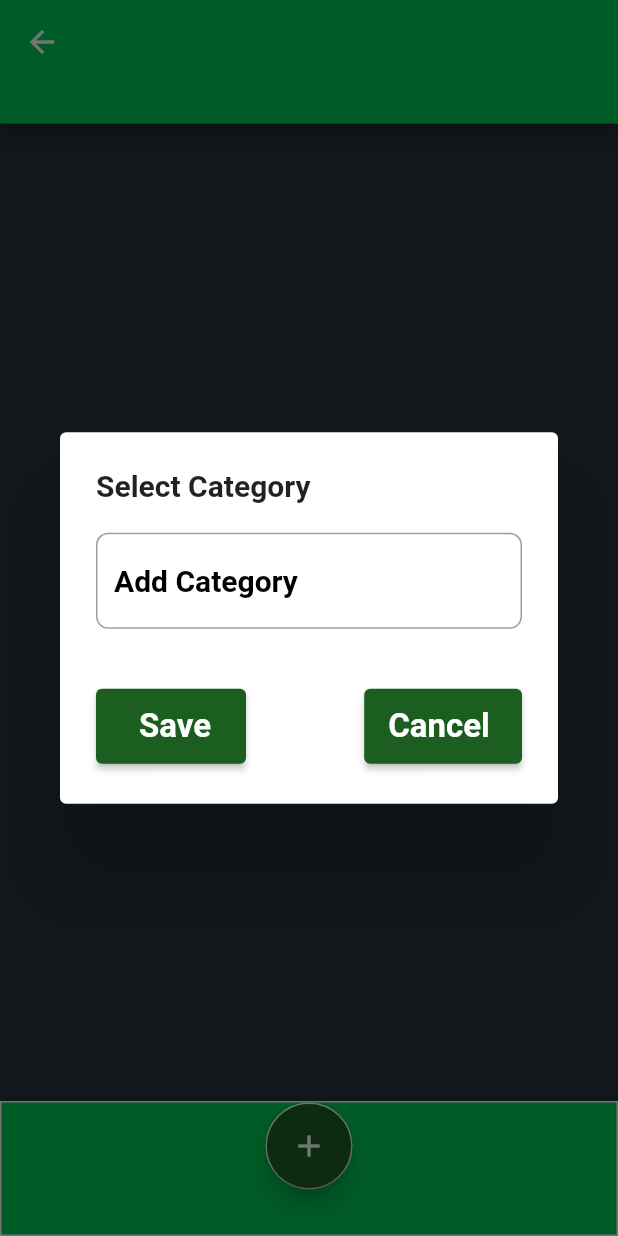
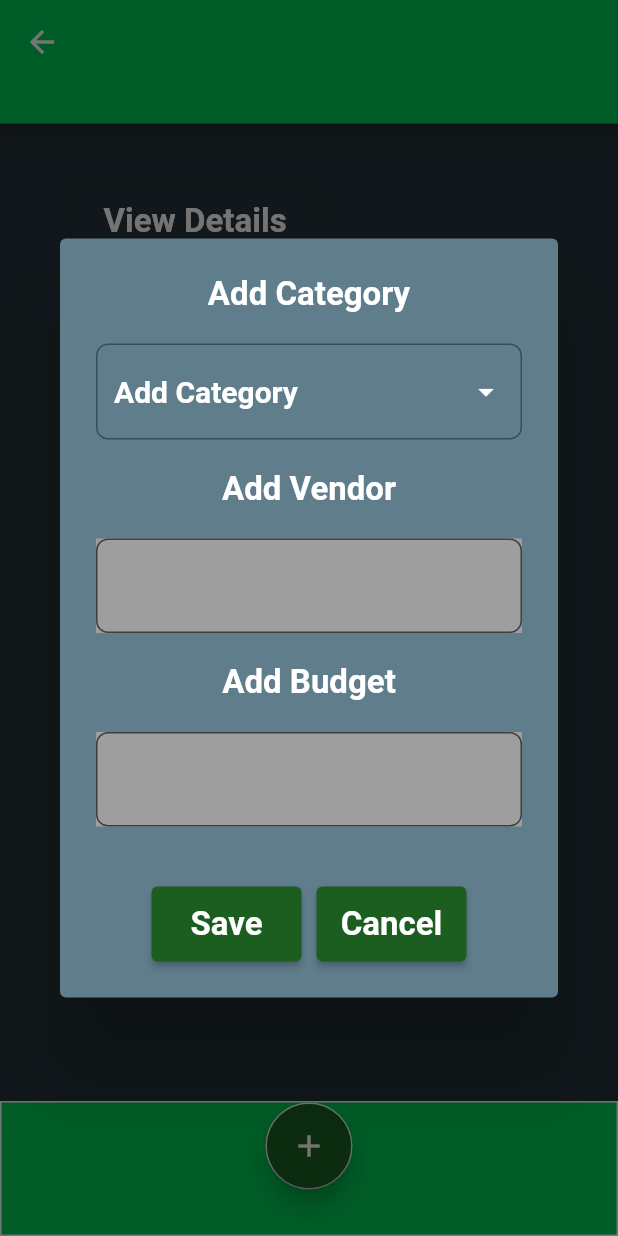
Before and after one commit to senaldm/Eventsy, a Flutter app: the CategoryShownPage screen opened directly, after a tap on the "add" icon, on a phone screen of 412 x 824 dp. Run offline on Flutter 3.47's test engine with Material 2 defaults, Android fonts, the phone set to English and light mode, and no system bars; our stand-ins replace curved_navigation_bar, device_preview, email_validator, firebase_auth, firebase_core, flutter_local_notifications and 8 more; missing offline and left inert: floating_bottom_bar; accounts and stored records are empty.

Commit message:
updated categoryshownpage features

```diff
--- a/lib/Model/Budget/eventbudget.dart
+++ /dev/null
@@ -1,22 +0,0 @@
-import 'package:hive/hive.dart';
-
-part 'eventbudget.g.dart';
-
-@HiveType(typeId: 0)
-class BudgetEvent extends HiveObject {
-  @HiveField(0)
-  late String eventName;
-}
-
-@HiveType(typeId: 1)
-class BudgetTask extends HiveObject {
-  @HiveField(0)
-  late String categoryName;
-  @HiveField(1)
-  late  String eventName;
-  @HiveField(2)
-  late String vendorName;
-  @HiveField(3)
-  late String budget;
-
-}
--- a/lib/Model/Event.dart
+++ b/lib/Model/Event.dart
@@ -1,3 +1,4 @@
+import 'package:flutter/material.dart';
 import 'package:hive/hive.dart';
 
 part 'Event.g.dart';
@@ -83,3 +84,38 @@ class UserMode extends HiveObject {
   @HiveField(15)
   bool isFirst = false;
 }
+//for budget calculator
+
+@HiveType(typeId: 5)
+@HiveType(typeId: 5)
+class BudgetEvent extends HiveObject {
+  @HiveField(16)
+  String? eventName;
+
+  @HiveField(17)
+  int? targetBudget;
+
+  BudgetEvent({
+    this.eventName,
+    this.targetBudget,
+  });
+}
+
+
+@HiveType(typeId: 6)
+class BudgetTask extends BudgetEvent {
+  @HiveField(18)
+  late String categoryName;
+  @HiveField(19)
+  late int totalPrice;
+  @HiveField(20)
+  late String vendorName;
+
+   BudgetTask({
+    required String eventName,
+    required int targetBudget,
+    required this.categoryName,
+    required this.totalPrice,
+    required this.vendorName,
+  }) : super(eventName: eventName, targetBudget: targetBudget);
+}
--- a/lib/Screens/BudgetCalculatorScreens/EventPlannerBudgetCal/categoryshownpage.dart
+++ b/lib/Screens/BudgetCalculatorScreens/EventPlannerBudgetCal/categoryshownpage.dart
@@ -1,30 +1,22 @@
-import 'package:eventsy/Model/Budget/eventbudget.dart';
 import 'package:eventsy/Model/Event.dart';
 import 'package:flutter/material.dart';
-import 'package:eventsy/Screens/BudgetCalculatorScreens//EventPlannerBudgetCal/eventselectionpage.dart';
+import 'package:eventsy/Screens/BudgetCalculatorScreens/EventPlannerBudgetCal/eventselectionpage.dart';
 import 'package:eventsy/global.dart';
-// import 'package:eventsy/Model/Budgetcal/eventset.dart';
 
-// ignore: must_be_immutable
 class CategoryShownPage extends StatefulWidget {
   CategoryShownPage({
     Key? key,
-  }) : super();
-  // ignore: recursive_getters
+  }) : super(key: key);
+
   @override
-
-  // ignore: library_private_types_in_public_api
   _CategoryShownPageState createState() => _CategoryShownPageState();
 }
 
 class _CategoryShownPageState extends State<CategoryShownPage> {
   String? eventName;
-  String? categoryName;
-  String? taskName;
+  int? targetBudget;
   List<String> categories = [];
-  Map<String, List<String>> tasks = {};
 
-  _CategoryShownPageState();
   @override
   void initState() {
     super.initState();
@@ -32,10 +24,11 @@ class _CategoryShownPageState extends State<CategoryShownPage> {
   }
 
   void retrieveEventName() {
-     final event = eventbudgetBox.get('budgetevent');
-    if (event != null) {
+    final budgetEvent = eventbudgetBox.get("budgetevent");
+    if (budgetEvent != null) {
       setState(() {
-        eventName = event.eventName;
+        eventName = budgetEvent.eventName;
+        targetBudget = budgetEvent.targetBudget;
       });
       retrieveCategories();
     }
@@ -51,7 +44,6 @@ class _CategoryShownPageState extends State<CategoryShownPage> {
     });
   }
 
-
   Widget build(BuildContext context) {
     final height = MediaQuery.of(context).size.height;
     final width = MediaQuery.of(context).size.width;
@@ -60,45 +52,47 @@ class _CategoryShownPageState extends State<CategoryShownPage> {
       showDialog(
         context: context,
         builder: (BuildContext context) {
+          String? categoryName;
+          String? vendorName;
+          int? totalPrice;
+
           return AlertDialog(
+            backgroundColor: Colors.blueGrey,
             title: const Text(
-              'Select Category',
-              style:
-                  TextStyle(fontFamily: 'Roboto', fontWeight: FontWeight.bold),
+              'Add Category',
+              style: TextStyle(
+                fontFamily: 'Roboto',
+                fontWeight: FontWeight.bold,
+                fontSize: 22,
+                color: Colors.white,
+              ),
+              textAlign: TextAlign.center,
             ),
             content: Container(
-              // color: Colors.grey.shade900,
               width: width * 0.8,
-              height: height * 0.19,
+              height: height * 0.5,
               child: Column(
                 children: <Widget>[
-                  SingleChildScrollView(
-                    scrollDirection: Axis.vertical,
-                    reverse: true,
-                    child: Center(
-                      child: Padding(
-                        padding: const EdgeInsets.only(bottom: 40),
-                        child: Container(
-                          child: SingleChildScrollView(
-                            child: DropdownButtonFormField<String>(
+                  DropdownButtonFormField<String>(
                     onChanged: (String? newValue) {
                       setState(() {
                         categoryName = newValue;
                       });
                     },
+                    value: categoryName,
                     items: <String>[
                       'Decoration',
                       'Food and Beverages',
-                                ' Option 3',
-                                ' Option 4',
-                                ' Option 5',
-                                ' Option 6',
-                                ' Option 7',
-                                ' Option 8',
-                                ' Option 9',
-                                ' Option 11',
-                                ' Option 12',
-                                ' Option 13',
+                      'Option 3',
+                      'Option 4',
+                      'Option 5',
+                      'Option 6',
+                      'Option 7',
+                      'Option 8',
+                      'Option 9',
+                      'Option 11',
+                      'Option 12',
+                      'Option 13',
                     ].map<DropdownMenuItem<String>>((String value) {
                       return DropdownMenuItem<String>(
                         value: value,
@@ -109,7 +103,9 @@ class _CategoryShownPageState extends State<CategoryShownPage> {
                             alignment: Alignment.center,
                             child: Text(
                               value,
-                                        style: TextStyle(color: Colors.white),
+                              style: TextStyle(
+                                color: Colors.white,
+                              ),
                             ),
                           ),
                         ),
@@ -123,7 +119,8 @@ class _CategoryShownPageState extends State<CategoryShownPage> {
                     isExpanded: true,
                     hint: const Text(
                       'Add Category',
-                                style: TextStyle(color: Colors.black),
+                      style: TextStyle(color: Colors.white),
+                      textAlign: TextAlign.center,
                     ),
                     icon: const Icon(
                       Icons.arrow_drop_down,
@@ -138,47 +135,115 @@ class _CategoryShownPageState extends State<CategoryShownPage> {
                     focusColor: Colors.grey,
                     dropdownColor: Colors.grey,
                   ),
+                  const SizedBox(height: 20),
+                  Text(
+                    'Add Vendor',
+                    style: TextStyle(
+                      fontSize: 22,
+                      fontWeight: FontWeight.bold,
+                      color: Colors.white,
+                    ),
+                  ),
+                  const SizedBox(height: 20),
+                  Container(
+                    color: Colors.grey,
+                    width: width * 0.8,
+                    child: TextField(
+                      style: TextStyle(
+                        color: Colors.white,
+                        fontSize: 20.0,
+                        fontWeight: FontWeight.bold,
+                      ),
+                      onChanged: (value) {
+                        vendorName = value;
+                      },
+                      decoration: InputDecoration(
+                        filled: true,
+                        fillColor: Colors.grey,
+                        border: OutlineInputBorder(
+                          borderRadius: BorderRadius.circular(8),
+                        ),
+                        hintText: "",
                       ),
                     ),
                   ),
+                  const SizedBox(height: 20),
+                  Text(
+                    'Add Budget',
+                    style: TextStyle(
+                      fontSize: 22,
+                      fontWeight: FontWeight.bold,
+                      color: Colors.white,
                     ),
                   ),
+                  const SizedBox(height: 20),
+                  Container(
+                    color: Colors.grey,
+                    width: width * 0.8,
+                    child: TextField(
+                      keyboardType: TextInputType.number,
+                      style: TextStyle(
+                        color: Colors.white,
+                        fontSize: 20.0,
+                        fontWeight: FontWeight.bold,
+                      ),
+                      onChanged: (value) {
+                        totalPrice = int.tryParse(value);
+                      },
+                      decoration: InputDecoration(
+                        filled: true,
+                        fillColor: Colors.grey,
+                        border: OutlineInputBorder(
+                          borderRadius: BorderRadius.circular(8),
+                        ),
+                        hintText: "",
+                      ),
+                    ),
+                  ),
+                  const SizedBox(height: 10),
+                  Spacer(),
                   Row(
                     mainAxisAlignment: MainAxisAlignment.center,
-                    crossAxisAlignment: CrossAxisAlignment.start,
                     children: [
                       ElevatedButton(
                         onPressed: () {
-                          // addCategory(categoryName);
+                          addCategory(
+                            categoryName,
+                            vendorName,
+                            eventName,
+                            totalPrice,
+                          );
                           Navigator.of(context).pop();
                         },
                         child: const Text(
-                          '  Save ',
+                          'Save',
                           style: TextStyle(
                             fontSize: 22,
                             fontWeight: FontWeight.bold,
-                              fontFamily: 'Roboto'),
+                            fontFamily: 'Roboto',
+                          ),
                         ),
                         style: ElevatedButton.styleFrom(
                           backgroundColor: Colors.green.shade900,
-                          minimumSize: Size(100, 50),
+                          minimumSize: const Size(100, 50),
                         ),
                       ),
-                      Spacer(),
+                      const SizedBox(width: 10),
                       ElevatedButton(
                         onPressed: () {
                           Navigator.of(context).pop();
                         },
-                        child: Text(
-                          'Cancel ',
+                        child: const Text(
+                          'Cancel',
                           style: TextStyle(
                             fontSize: 22,
                             fontWeight: FontWeight.bold,
-                              fontFamily: 'Roboto'),
+                            fontFamily: 'Roboto',
+                          ),
                         ),
                         style: ElevatedButton.styleFrom(
                           backgroundColor: Colors.green.shade900,
-                          minimumSize: Size(100, 50),
+                          minimumSize: const Size(100, 50),
                         ),
                       ),
                     ],
@@ -196,9 +261,6 @@ class _CategoryShownPageState extends State<CategoryShownPage> {
         backgroundColor: Colors.blueGrey.shade900,
         appBar: PreferredSize(
           preferredSize: Size.fromHeight(height * 0.1),
-
-          // padding:EdgeInsets.only(top: height * 0.02, right: width * 0.02),
-
           child: AppBar(
             titleSpacing: 2.2,
             forceMaterialTransparency: false,
@@ -206,12 +268,15 @@ class _CategoryShownPageState extends State<CategoryShownPage> {
             automaticallyImplyLeading: true,
             centerTitle: true,
             flexibleSpace: Center(
-              child: Text(eventName ?? '',
+              child: Text(
+                eventName ?? '',
                 style: TextStyle(
                   fontSize: width * 0.08,
                   fontFamily: 'Roboto',
                   fontWeight: FontWeight.bold,
-                      color: Colors.white)),
+                  color: Colors.white,
+                ),
+              ),
             ),
           ),
         ),
@@ -221,26 +286,33 @@ class _CategoryShownPageState extends State<CategoryShownPage> {
           controller: PageController(initialPage: 300),
           child: Padding(
             padding: const EdgeInsets.symmetric(horizontal: 30, vertical: 40),
-            child: Column(mainAxisAlignment: MainAxisAlignment.end, children: [
+            child: Column(
+              mainAxisAlignment: MainAxisAlignment.end,
+              children: [
+                Padding(padding: const EdgeInsets.only(right: 60)),
+                ElevatedButton(
+                  onPressed: () async {
+                    // ignore: use_build_context_synchronously
+                    Navigator.pushNamed(
+                      context,
+                      './CategoryDetailsShownPage',
+                    );
+                  },
+                  style: ElevatedButton.styleFrom(
+                      backgroundColor: Colors.blueGrey.shade900,
+                      minimumSize: Size(100, 50),
+                      shape: RoundedRectangleBorder(
+                          borderRadius: BorderRadius.circular(10))),
+                  child: const Text(
+                    ' View Details ',
+                    style: TextStyle(
+                        fontSize: 22.0,
+                        fontWeight: FontWeight.bold,
+                        color: Colors.white),
+                  ),
+                ),
                 Padding(
                   padding: const EdgeInsets.only(bottom: 30, left: 200),
-                // child: Container(
-                //     child: ElevatedButton(
-                //         onPressed: () {
-                //           Navigator.pushNamed(
-                //               context, './CategoryDetailsShownPage',
-                //               arguments: eventsBox.get("events")?.eventName);
-                //         },
-                //         style: ElevatedButton.styleFrom(
-                //             backgroundColor: Colors.green.shade900,
-                //             minimumSize: Size(100, 50),
-                //             shape: RoundedRectangleBorder(
-                //                 borderRadius: BorderRadius.circular(10))),
-                //         child: Text(
-                //           'View Details',
-                //           style: TextStyle(
-                //               fontWeight: FontWeight.bold, fontSize: 15),
-                //         ))),
                 ),
                 for (var category in categories)
                   Padding(
@@ -250,17 +322,14 @@ class _CategoryShownPageState extends State<CategoryShownPage> {
                         border: Border.all(
                           color: Colors.grey,
                           width: 5.0,
-                    )),
+                        ),
+                      ),
                       child: Column(
-                      // crossAxisAlignment: CrossAxisAlignment.center,
                         children: [
                           Padding(
                             padding: const EdgeInsets.only(top: 20, right: 20),
-                          child: Container(
-                            // width: width * 0.8,
                             child: Text(
                               category,
-                              // ignore: prefer_const_constructors
                               style: TextStyle(
                                 color: Colors.white,
                                 fontSize: 20,
@@ -268,62 +337,12 @@ class _CategoryShownPageState extends State<CategoryShownPage> {
                               ),
                             ),
                           ),
+                        ],
                       ),
-                        ListView.builder(
-                          shrinkWrap: true,
-                          itemCount: tasks[category]?.length ?? 0,
-                          itemBuilder: (context, index) {
-                            final task = tasks[category]![index];
-                            return Padding(
-                              padding: const EdgeInsets.only(
-                                bottom: 20,
-                                top: 10,
-                              ),
-                              child: Text(
-                                task,
-                                style: TextStyle(
-                                  color: Colors.white,
-                                  fontSize: 16,
-                                ),
-                              ),
-                            );
-                          },
-                        ),
-                        Padding(
-                          padding: const EdgeInsets.only(
-                              bottom: 30, top: 10, left: 120),
-                          child: Container(
-                            child: Row(
-                              children: [
-                                ElevatedButton(
-                                  onPressed: () {
-                                    categoryName = category;
-
-                                    Navigator.pushNamed(
-                                      context,
-                                      './NormalBudgetOptionPage',
-                                    );
-                                  },
-                                  style: ElevatedButton.styleFrom(
-                                      backgroundColor: Colors.green.shade900,
-                                      shape: RoundedRectangleBorder(
-                                          borderRadius:
-                                              BorderRadius.circular(10))),
-                                  child: Text(
-                                    'Add Task',
-                                    style:
-                                        TextStyle(fontWeight: FontWeight.bold),
                     ),
                   ),
               ],
             ),
-                          ),
-                        )
-                      ],
-                    ),
-                  ),
-                ),
-            ]),
           ),
         ),
         bottomNavigationBar: BottomAppBar(
@@ -337,10 +356,8 @@ class _CategoryShownPageState extends State<CategoryShownPage> {
             ),
             child: Row(
               mainAxisSize: MainAxisSize.min,
-              mainAxisAlignment:
-                  MainAxisAlignment.center, // Aligns the button at the center
-              crossAxisAlignment:
-                  CrossAxisAlignment.start, // Aligns the button at the top line
+              mainAxisAlignment: MainAxisAlignment.center,
+              crossAxisAlignment: CrossAxisAlignment.start,
               children: <Widget>[
                 Container(
                   decoration: BoxDecoration(
@@ -351,7 +368,6 @@ class _CategoryShownPageState extends State<CategoryShownPage> {
                     onPressed: () {
                       _showCategoryPopup();
                     },
-                    // ignore: prefer_const_constructors
                     child: Icon(Icons.add),
                     backgroundColor: Colors.green.shade900,
                   ),
@@ -364,14 +380,26 @@ class _CategoryShownPageState extends State<CategoryShownPage> {
     );
   }
 
-   Future<void> addCategory(String? categoryName) async {
-     if (categoryName != null) {
-       final category = BudgetTask();
+  void addCategory(String? categoryName, String? vendorName, String? eventName,
+      int? totalPrice) {
+    if (categoryName != null &&
+        vendorName != null &&
+        eventName != null &&
+        totalPrice != null) {
+      final category = BudgetTask(
+          eventName: '',
+          targetBudget: 0,
+          categoryName: '',
+          totalPrice: 0,
+          vendorName: '');
       category.categoryName = categoryName;
-      category.eventName = eventName!;
+      category.eventName = eventName;
+      category.totalPrice = totalPrice;
+      category.vendorName = vendorName;
       eventTaskBox.add(category as EventTasks);
+      setState(() {
         retrieveCategories();
-      setState(() {}); // Rebuild the UI
+      });
     }
   }
 }
--- a/lib/Screens/Task/Planner/PlannerrTaskHome.dart
+++ b/lib/Screens/Task/Planner/PlannerrTaskHome.dart
@@ -327,7 +327,7 @@ class _PlannerTaskHomeState extends State<PlannerTaskHome> {
                                   child: TextButton(
                                     onPressed: () {
                                       Navigator.pushNamed(
-                                          context, 'CategoryShownPage');
+                                          context, 'EventSelectionPage');
                                     },
                                     child: SizedBox(
                                         height: width * 0.25,
--- a/lib/global.dart
+++ b/lib/global.dart
@@ -1,7 +1,6 @@
 import 'package:hive/hive.dart';
 // import 'package:eventsy/Model/Budgetcal/eventset.dart';
 import 'package:eventsy/Model/Event.dart';
-import 'package:eventsy/Model/Budget/eventbudget.dart';
 // Declare the global variable
 
 late Box<BudgetEvent> eventbudgetBox;
```
Also changed, not shown: lib/Screens/BudgetCalculatorScreens/EventPlannerBudgetCal/eventselectionpage.dart (+47 -63 lines), lib/Screens/BudgetCalculatorScreens/UserBudgetCal/usercategorydetailsshowpage.dart (renamed from lib/Screens/BudgetCalculatorScreens/UserBudgetCal/categorydetailsshowpage.dart, +5 -5 lines), lib/main.dart (+3 -15 lines), lib/routes.dart (+15 -14 lines), lib/Model/Budget/eventbudget.g.dart (deleted), lib/Model/Event.g.dart. Lines whose indentation alone changed are shown as unchanged.
